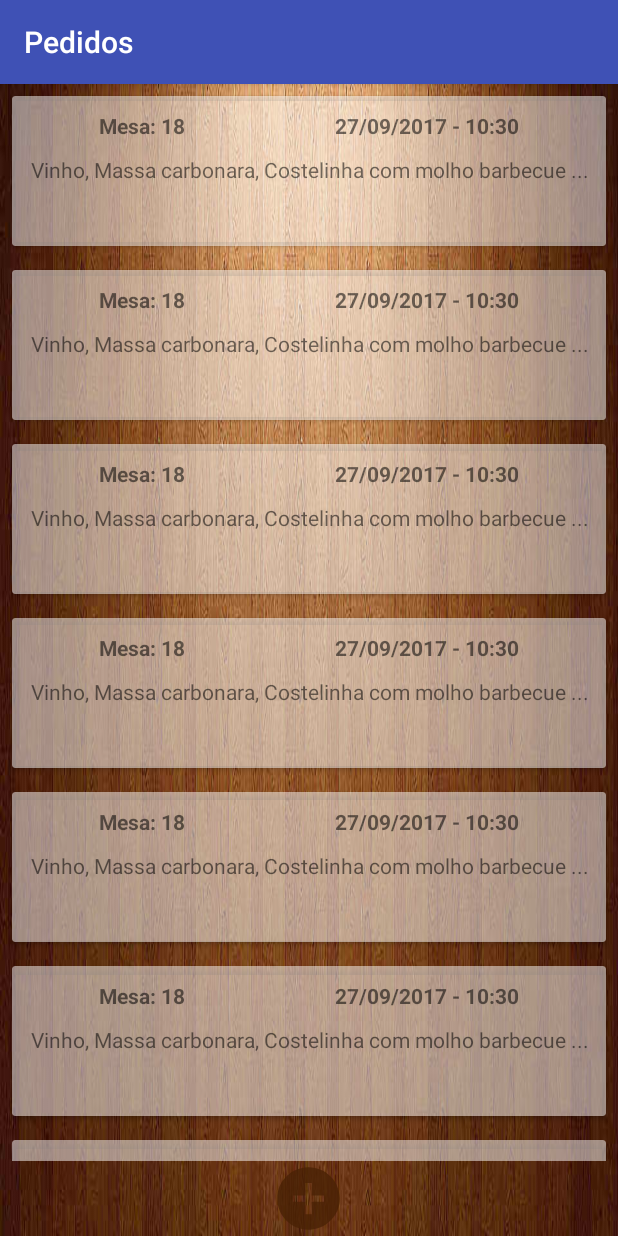
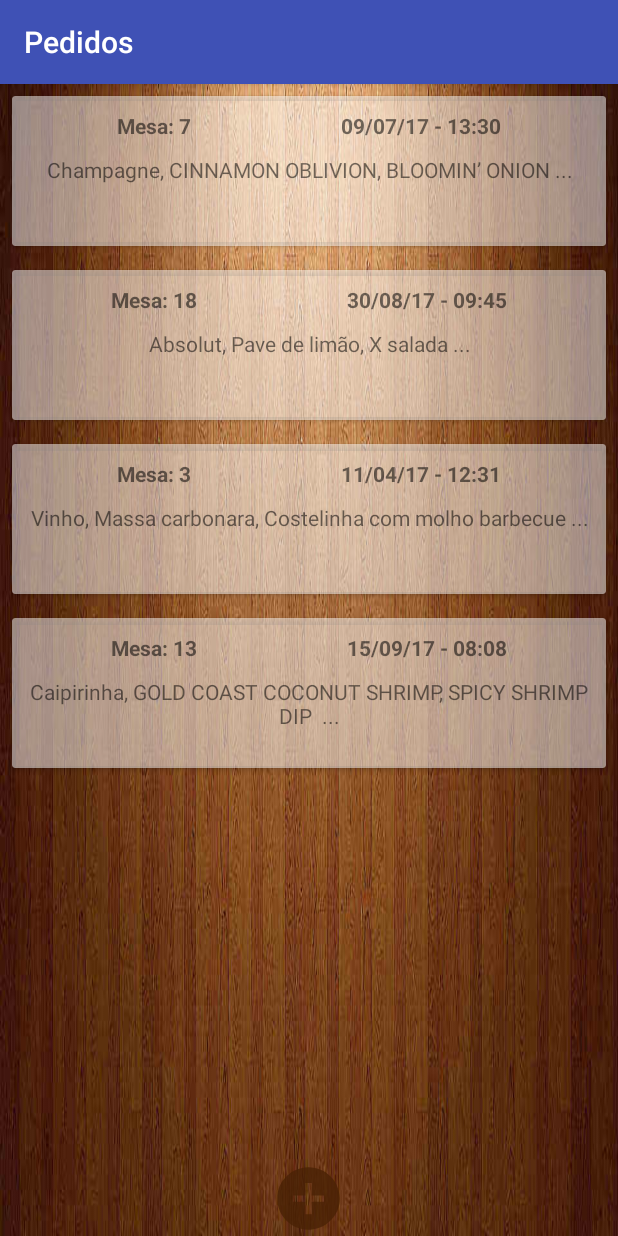
Before and after one commit to wschenkel/restaurante-android, an Android app: the screen it shows after launch (MainActivity), on a phone screen of 412 x 824 dp. Run offline under Robolectric (Android 15) with nearby library versions, the phone set to English and light mode, and no system bars; pictures from the network do not load.

Commit message:
Adicionando interação com o banco e carregando na listagem de pedidos

```diff
--- a/RestauranteAndroid/app/src/main/java/com/example/krauser/restauranteandroid/activity/MainActivity.java
+++ b/RestauranteAndroid/app/src/main/java/com/example/krauser/restauranteandroid/activity/MainActivity.java
@@ -1,14 +1,17 @@
 package com.example.krauser.restauranteandroid.activity;
 
+import android.database.SQLException;
 import android.os.Bundle;
 import android.support.v7.app.AppCompatActivity;
 import android.support.v7.widget.CardView;
 import android.support.v7.widget.LinearLayoutManager;
 import android.support.v7.widget.RecyclerView;
 import android.widget.Button;
+import android.widget.Toast;
 
 import com.example.krauser.restauranteandroid.R;
 import com.example.krauser.restauranteandroid.adapter.PedidoListAdapter;
+import com.example.krauser.restauranteandroid.infra.repositorio.PedidoRepositorio;
 import com.example.krauser.restauranteandroid.model.Pedido;
 
 import java.text.Format;
@@ -28,36 +31,21 @@ public class MainActivity extends AppCompatActivity {
         super.onCreate(savedInstanceState);
         setContentView(R.layout.activity_main);
         setTitle("Pedidos");
+        List<Pedido> pedidos = new ArrayList<>();
+        try{
+            PedidoRepositorio repositorio = new PedidoRepositorio(this);
+            pedidos = repositorio.obterTodos();
+        }catch(Exception ex){
+            Toast.makeText(this, ex.getMessage(), Toast.LENGTH_LONG).show();
+        }
 
-        List<Pedido> itens = new ArrayList<>();
-
-        Pedido pedido = new Pedido();
-        pedido.resumo = "Vinho, Massa carbonara, Costelinha com molho barbecue ...";
-        pedido.mesa = 18;
-
-        Format formatter = new SimpleDateFormat("dd/MM/yyyy - HH:mm");
-        Date date = new Date();
-
-        pedido.data = formatter.format(date);
-
-        itens.add(pedido);
-        itens.add(pedido);
-        itens.add(pedido);
-        itens.add(pedido);
-        itens.add(pedido);
-        itens.add(pedido);
-        itens.add(pedido);
-        itens.add(pedido);
-        itens.add(pedido);
 
         RecyclerView recyclerView = (RecyclerView)findViewById(R.id.itemPedidoRecyclerView);
 
         recyclerView.setHasFixedSize(true);
         recyclerView.setLayoutManager(new LinearLayoutManager(this));
 
-        recyclerView.setAdapter(new PedidoListAdapter(itens, this));
-
-
+        recyclerView.setAdapter(new PedidoListAdapter(pedidos, this));
 
 //        String urlImage = "https://institucional-statics-files.s3.amazonaws.com/Prime-Rib-Pasta-cmyk-massas.jpg";
 //        ImageView img = (ImageView)findViewById(R.id.imgItem);
--- a/RestauranteAndroid/app/src/main/java/com/example/krauser/restauranteandroid/infra/db/CreateDatabase.java
+++ b/RestauranteAndroid/app/src/main/java/com/example/krauser/restauranteandroid/infra/db/CreateDatabase.java
@@ -1,28 +1,47 @@
 package com.example.krauser.restauranteandroid.infra.db;
 
 import android.content.Context;
-import android.database.DatabaseErrorHandler;
 import android.database.sqlite.SQLiteDatabase;
 import android.database.sqlite.SQLiteOpenHelper;
 
+import com.example.krauser.restauranteandroid.model.ItemPedido;
+import com.example.krauser.restauranteandroid.model.Pedido;
+
 public class CreateDatabase extends SQLiteOpenHelper{
 
-    public CreateDatabase(Context context, String name, SQLiteDatabase.CursorFactory factory, int version, DatabaseErrorHandler errorHandler) {
-        super(context, name, factory, version, errorHandler);
+    private static final int VERSAO = 3;
+    private static final String NOME_BANCO = "restaurante";
+
+    private Context context;
+
+    public CreateDatabase(Context context) {
+        super(context, NOME_BANCO, null, VERSAO);
+        this.context = context;
     }
 
     @Override
     public void onCreate(SQLiteDatabase db) {
-        try{
-//            db.execSQL(Item.getCreateTableSql());
-        }catch(Exception ex){
-            String msg = ex.getMessage();
-        }
-
+        db.execSQL(Pedido.getSqlCreateTable());
+        db.execSQL(ItemPedido.getSqlCreateTable());
+        inserirDadosPreDefinidos(db);
     }
 
     @Override
-    public void onUpgrade(SQLiteDatabase sqLiteDatabase, int i, int i1) {
+    public void onUpgrade(SQLiteDatabase db, int ondVersion, int newVersion) {
+        db.execSQL("DROP TABLE IF EXISTS pedido");
+        db.execSQL("DROP TABLE IF EXISTS item");
+        onCreate(db);
+    }
 
+    private void inserirDadosPreDefinidos(SQLiteDatabase db){
+
+        String sql = "INSERT INTO pedido (nome, mesa, total, resumo, data) VALUES (%s, %s, %s, %s, %s)";
+        db.execSQL(String.format(sql, "'Fulaninha'", 7, 567.98, "'Champagne, CINNAMON OBLIVION, BLOOMIN’ ONION ...'", "'09/07/17 - 13:30'"));
+
+        db.execSQL(String.format(sql, "'Ciclaninho'", 18, 178.31, "'Absolut, Pave de limão, X salada ...'", "'30/08/17 - 09:45'"));
+
+        db.execSQL(String.format(sql, "'Josué'", 3, 310.45, "'Vinho, Massa carbonara, Costelinha com molho barbecue ...'", "'11/04/17 - 12:31'"));
+
+        db.execSQL(String.format(sql, "'João'", 13, 34.13, "'Caipirinha, GOLD COAST COCONUT SHRIMP, SPICY SHRIMP DIP  ...'", "'15/09/17 - 08:08'"));
     }
 }
--- /dev/null
+++ b/RestauranteAndroid/app/src/main/java/com/example/krauser/restauranteandroid/infra/repositorio/PedidoRepositorio.java
@@ -0,0 +1,72 @@
+package com.example.krauser.restauranteandroid.infra.repositorio;
+
+import android.content.ContentValues;
+import android.content.Context;
+import android.database.Cursor;
+import android.database.SQLException;
+import android.database.sqlite.SQLiteDatabase;
+
+import com.example.krauser.restauranteandroid.infra.db.CreateDatabase;
+import com.example.krauser.restauranteandroid.model.Pedido;
+
+import java.text.Format;
+import java.text.SimpleDateFormat;
+import java.util.ArrayList;
+import java.util.Date;
+import java.util.List;
+
+public class PedidoRepositorio {
+    private CreateDatabase create;
+    public PedidoRepositorio(Context c){
+        create = new CreateDatabase(c);
+    }
+
+    public void inserir(Pedido pedido) {
+        ContentValues values = new ContentValues();
+        SQLiteDatabase db = create.getWritableDatabase();
+
+        pedido.data = new SimpleDateFormat("dd/MM/yyyy - HH:mm").format(new Date());
+
+        values.put("nome", pedido.nome);
+        values.put("mesa", pedido.mesa);
+        values.put("total", pedido.total);
+        values.put("resumo", pedido.resumo);
+        values.put("observacao", pedido.observacao);
+        values.put("data", pedido.data);
+
+        try{
+            db.insertOrThrow("pedido", null, values);
+        }catch(Exception ex){
+            throw new SQLException("Erro ao inserir registro - " + ex.getMessage());
+        }finally {
+            db.close();
+        }
+    }
+
+    public List<Pedido> obterTodos(){
+        List<Pedido> pedidos = new ArrayList<>();
+
+        Cursor cursor;
+        String[] campos =  {"id", "nome", "mesa", "total", "resumo", "data"};
+        SQLiteDatabase db = create.getReadableDatabase();
+        cursor = db.query("pedido", campos, null, null, null, null, null, null);
+
+        int count = 0;
+        cursor.moveToFirst();
+        while(count < cursor.getCount()){
+            Pedido p = new Pedido();
+            int index = cursor.getColumnIndex("id");
+            p.id = cursor.getInt(cursor.getColumnIndex("id"));
+            p.nome = cursor.getString(cursor.getColumnIndex("nome"));
+            p.mesa = cursor.getInt(cursor.getColumnIndex("mesa"));
+            p.total = cursor.getDouble(cursor.getColumnIndex("total"));
+            p.resumo = cursor.getString(cursor.getColumnIndex("resumo"));
+            p.data = cursor.getString(cursor.getColumnIndex("data"));
+            pedidos.add(p);
+            cursor.moveToNext();
+            count++;
+        }
+        db.close();
+        return pedidos;
+    }
+}
--- a/RestauranteAndroid/app/src/main/java/com/example/krauser/restauranteandroid/infra/repository/ItemRepository.java
+++ /dev/null
@@ -1,5 +0,0 @@
-package com.example.krauser.restauranteandroid.infra.repository;
-
-public class ItemRepository {
-
-}
--- /dev/null
+++ b/RestauranteAndroid/app/src/main/java/com/example/krauser/restauranteandroid/model/Item.java
@@ -0,0 +1,4 @@
+package com.example.krauser.restauranteandroid.model;
+
+public class Item {
+}
--- a/RestauranteAndroid/app/src/main/java/com/example/krauser/restauranteandroid/model/ItemPedido.java
+++ b/RestauranteAndroid/app/src/main/java/com/example/krauser/restauranteandroid/model/ItemPedido.java
@@ -15,7 +15,7 @@ public class ItemPedido {
         this.descricao = descricao;
     }
 
-    public static String getCreateTableSql(){
+    public static String getSqlCreateTable(){
         String sql = "CREATE TABLE item (" +
                 "id INTEGER PRIMARY KEY AUTOINCREMENT, " +
                 "nome TEXT, " +
--- a/RestauranteAndroid/app/src/main/java/com/example/krauser/restauranteandroid/model/Pedido.java
+++ b/RestauranteAndroid/app/src/main/java/com/example/krauser/restauranteandroid/model/Pedido.java
@@ -1,6 +1,4 @@
 package com.example.krauser.restauranteandroid.model;
-
-import java.util.Date;
 
 public class Pedido {
 
@@ -12,13 +10,14 @@ public class Pedido {
     public String observacao;
     public String data;
 
-    public static String getCreateTableSql(){
-        String sql = "CREATE TABLE Pedido (" +
+    public static String getSqlCreateTable(){
+        String sql = "CREATE TABLE pedido (" +
                 "id INTEGER PRIMARY KEY AUTOINCREMENT, " +
                 "nome TEXT, " +
                 "mesa INTEGER, " +
                 "total FLOAT, " +
                 "resumo TEXT, " +
+                "data TEXT, " +
                 "observacao TEXT)";
         return sql;
     }
```
